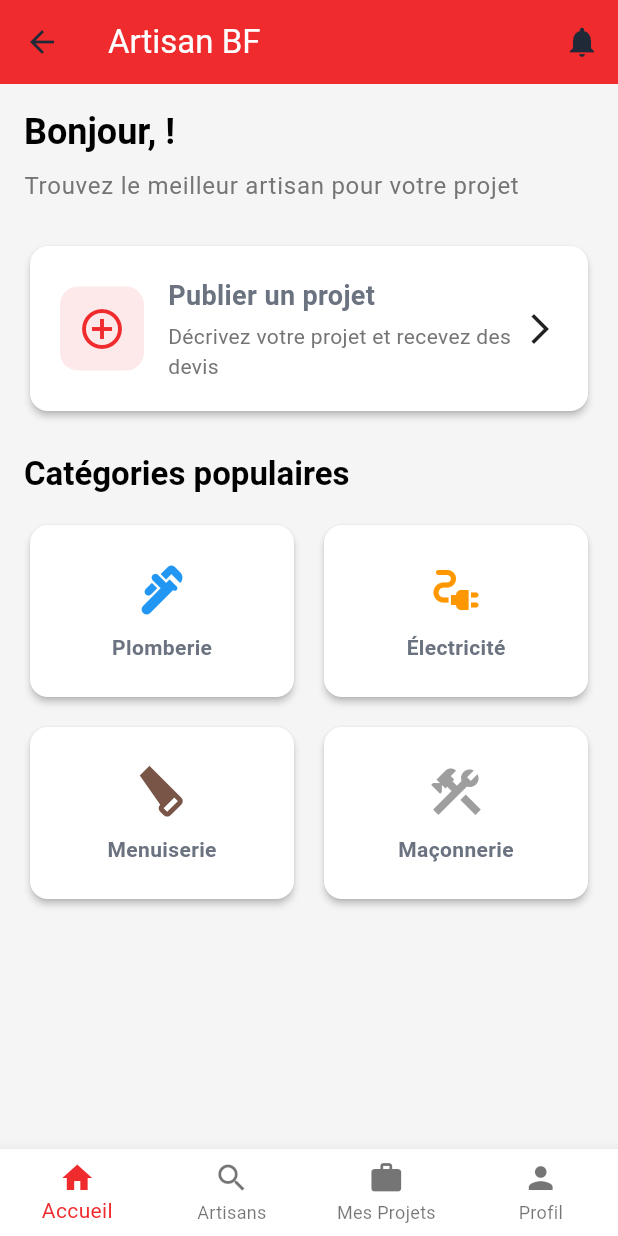
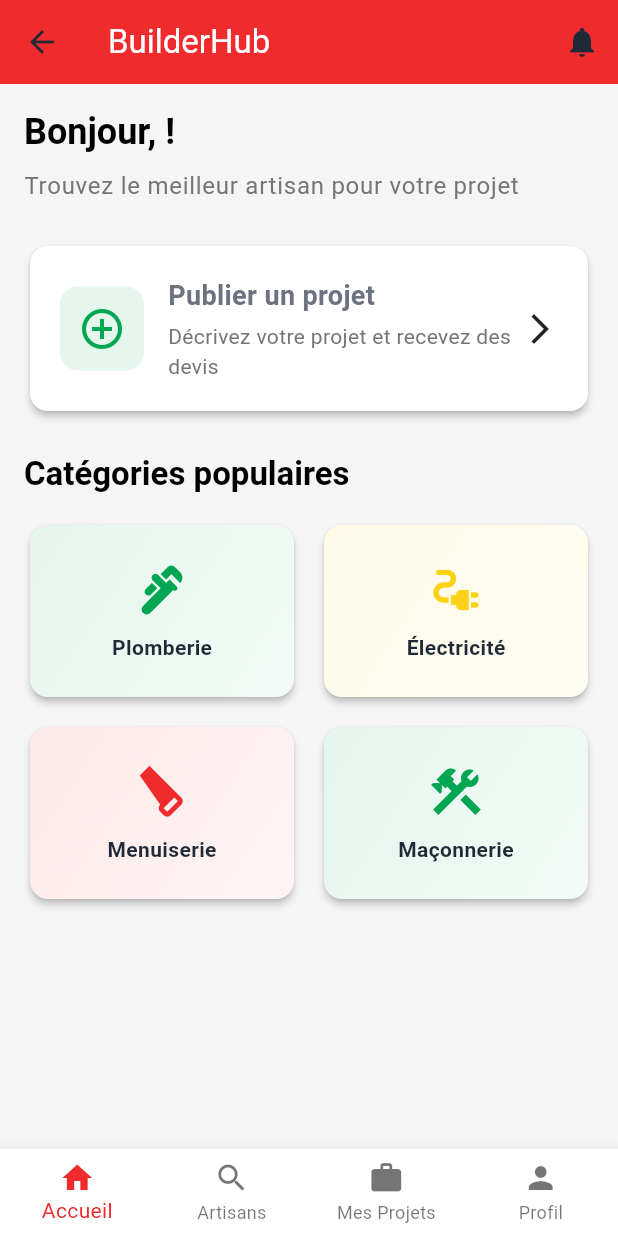
Before and after one commit to lapidus20-png/sajida, a Flutter app: the ClientDashboard screen opened directly, on a phone screen of 412 x 824 dp. Run offline on Flutter 3.47's test engine with Material 3 defaults, Android fonts, the phone set to English and light mode, and no system bars; our stand-ins replace file_picker, geocoding, geolocator, google_maps_flutter, image_picker, supabase_flutter; accounts and stored records are empty.

Commit message:
Updated client_dashboard.dart

```diff
--- a/flutter_app/lib/screens/client/client_dashboard.dart
+++ b/flutter_app/lib/screens/client/client_dashboard.dart
@@ -3,6 +3,7 @@ import 'package:provider/provider.dart';
 import 'package:supabase_flutter/supabase_flutter.dart';
 import '../../services/auth_service.dart';
 import '../../widgets/notification_widget.dart';
+import '../../constants/app_constants.dart';
 import 'post_job_screen.dart';
 import 'my_jobs_screen.dart';
 import 'find_artisans_screen.dart';
@@ -32,7 +33,7 @@ class _ClientDashboardState extends State<ClientDashboard> {
         currentIndex: _selectedIndex,
         onTap: (index) => setState(() => _selectedIndex = index),
         type: BottomNavigationBarType.fixed,
-        selectedItemColor: Theme.of(context).primaryColor,
+        selectedItemColor: AppConstants.primaryRed,
         items: const [
           BottomNavigationBarItem(
             icon: Icon(Icons.home),
@@ -66,8 +67,8 @@ class ClientHomeScreen extends StatelessWidget {
 
     return Scaffold(
       appBar: AppBar(
-        title: const Text('Artisan BF'),
-        backgroundColor: Theme.of(context).primaryColor,
+        title: const Text(AppConstants.appName),
+        backgroundColor: AppConstants.primaryRed,
         foregroundColor: Colors.white,
         actions: [
           IconButton(
@@ -79,7 +80,7 @@ class ClientHomeScreen extends StatelessWidget {
                   builder: (context) => Scaffold(
                     appBar: AppBar(
                       title: const Text('Notifications'),
-                      backgroundColor: Theme.of(context).primaryColor,
+                      backgroundColor: AppConstants.primaryRed,
                       foregroundColor: Colors.white,
                     ),
                     body: NotificationWidget(
@@ -130,13 +131,13 @@ class ClientHomeScreen extends StatelessWidget {
                       Container(
                         padding: const EdgeInsets.all(12),
                         decoration: BoxDecoration(
-                          color: Theme.of(context).primaryColor.withOpacity(0.1),
+                          color: AppConstants.primaryGreen.withOpacity(0.1),
                           borderRadius: BorderRadius.circular(12),
                         ),
-                        child: Icon(
+                        child: const Icon(
                           Icons.add_circle_outline,
                           size: 32,
-                          color: Theme.of(context).primaryColor,
+                          color: AppConstants.primaryGreen,
                         ),
                       ),
                       const SizedBox(width: 16),
@@ -189,22 +190,22 @@ class ClientHomeScreen extends StatelessWidget {
                 CategoryCard(
                   title: 'Plomberie',
                   icon: Icons.plumbing,
-                  color: Colors.blue,
+                  color: AppConstants.primaryGreen,
                 ),
                 CategoryCard(
                   title: 'Électricité',
                   icon: Icons.electrical_services,
-                  color: Colors.orange,
+                  color: AppConstants.primaryYellow,
                 ),
                 CategoryCard(
                   title: 'Menuiserie',
                   icon: Icons.carpenter,
-                  color: Colors.brown,
+                  color: AppConstants.primaryRed,
                 ),
                 CategoryCard(
                   title: 'Maçonnerie',
                   icon: Icons.construction,
-                  color: Colors.grey,
+                  color: AppConstants.primaryGreen,
                 ),
               ],
             ),
@@ -233,6 +234,15 @@ class CategoryCard extends StatelessWidget {
       elevation: 2,
       child: InkWell(
         onTap: () {},
+        child: Container(
+          decoration: BoxDecoration(
+            gradient: LinearGradient(
+              colors: [color.withOpacity(0.1), color.withOpacity(0.05)],
+              begin: Alignment.topLeft,
+              end: Alignment.bottomRight,
+            ),
+            borderRadius: BorderRadius.circular(AppConstants.borderRadiusMedium),
+          ),
           child: Column(
             mainAxisAlignment: MainAxisAlignment.center,
             children: [
@@ -240,9 +250,13 @@ class CategoryCard extends StatelessWidget {
               const SizedBox(height: 8),
               Text(
                 title,
-              style: const TextStyle(fontWeight: FontWeight.bold),
+                style: TextStyle(
+                  fontWeight: FontWeight.bold,
+                  color: AppConstants.textPrimary,
+                ),
               ),
             ],
+          ),
         ),
       ),
     );
@@ -260,7 +274,7 @@ class ClientProfileScreen extends StatelessWidget {
     return Scaffold(
       appBar: AppBar(
         title: const Text('Mon Profil'),
-        backgroundColor: Theme.of(context).primaryColor,
+        backgroundColor: AppConstants.primaryRed,
         foregroundColor: Colors.white,
       ),
       body: ListView(
@@ -268,7 +282,7 @@ class ClientProfileScreen extends StatelessWidget {
         children: [
           CircleAvatar(
             radius: 50,
-            backgroundColor: Theme.of(context).primaryColor,
+            backgroundColor: AppConstants.primaryRed,
             child: const Icon(Icons.person, size: 50, color: Colors.white),
           ),
           const SizedBox(height: 16),
```
Also changed, not shown: flutter_app/lib/screens/client/find_artisans_screen.dart (+5 -6 lines). Lines whose indentation alone changed are shown as unchanged.
